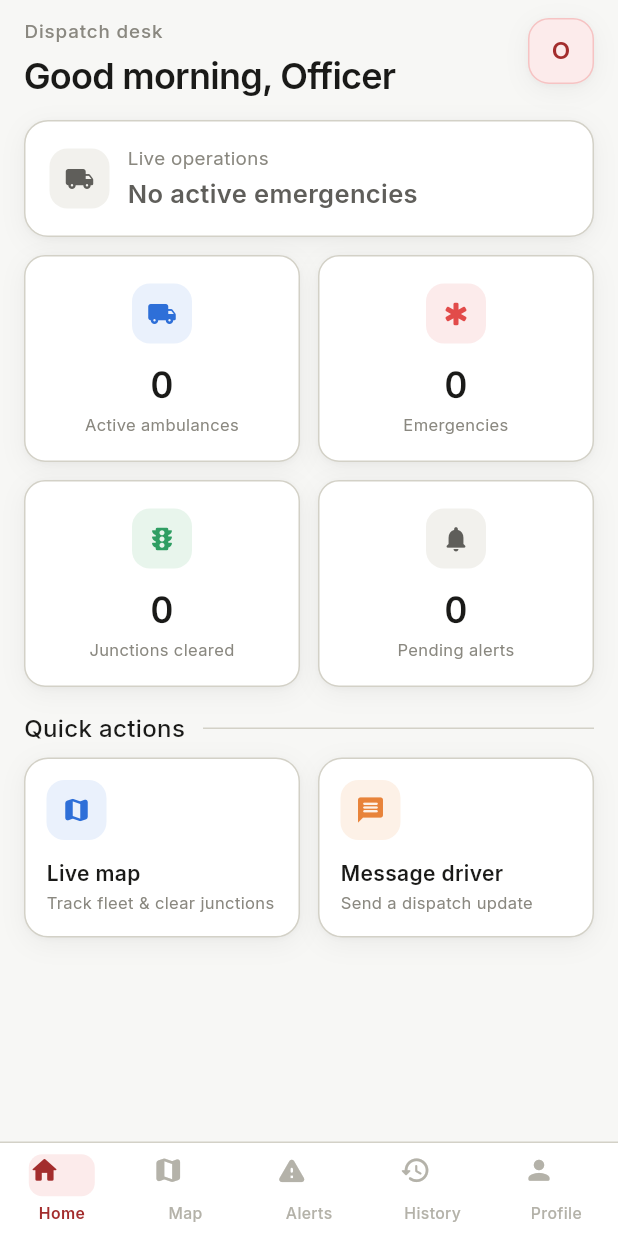
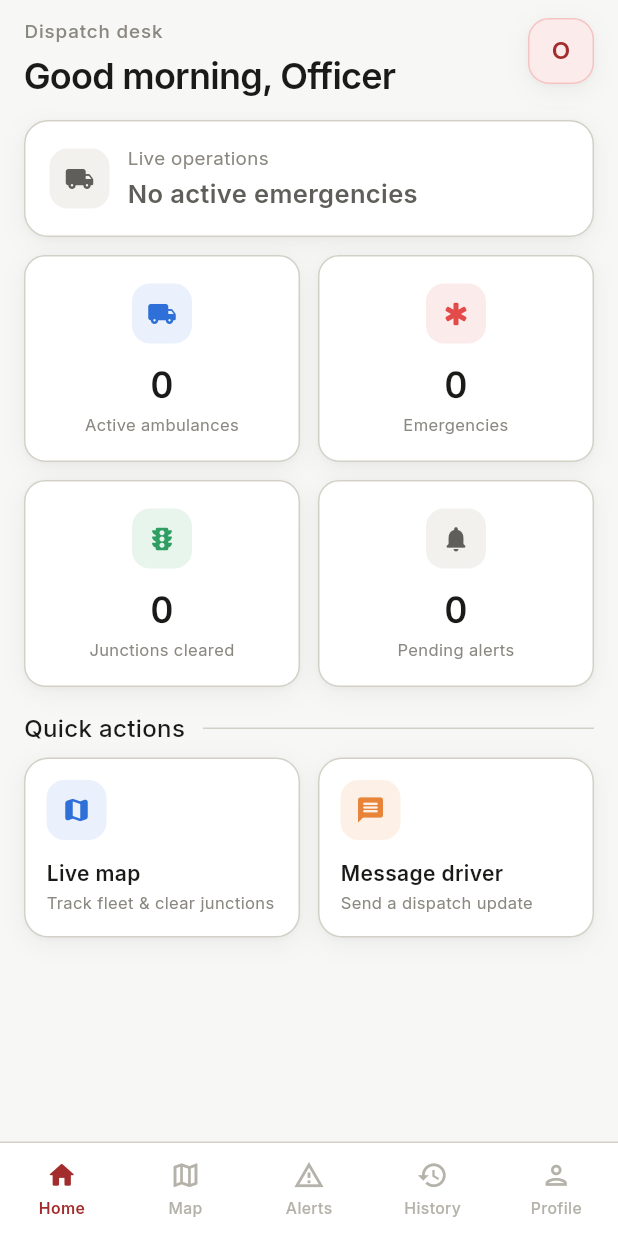
Before and after one commit to Rajaki751/Traffic-Ambulance_Coordination, a Flutter app: the OfficerHomeScreen screen opened by its route, on a phone screen of 412 x 824 dp. Run offline on Flutter 3.47's test engine with Material 3 defaults, Android fonts, the phone set to English and light mode, and no system bars; our stand-ins replace dio, flutter_map, geolocator, go_router, google_fonts, latlong2 and 1 more; accounts and stored records are empty; network calls fail.

Commit message:
fix(mobile): cohesive nav icon system — one family, one fill rule
- all nav icons are Material paired glyphs of the same shape (outlined /
  filled variants), so every tab renders at identical size and stroke:
  home, route/map, notifications/warning, history, person
- Option A applied: outline = inactive, filled = active — the fill change
  carries the active state
- active state now signals with exactly two cues: filled red icon + red
  label (background pill removed from both driver and officer nav)
- officer unread pill reattached to the icon corner now that the chip is
  gone

```diff
--- a/mobile/lib/screens/officer_home_screen.dart
+++ b/mobile/lib/screens/officer_home_screen.dart
@@ -93,28 +93,33 @@ class _OfficerHomeScreenState extends State<OfficerHomeScreen> {
               children: [
                 _navItem(
                   index: 0,
-                  icon: Icons.home_rounded,
+                  icon: Icons.home_outlined,
+                  selectedIcon: Icons.home_rounded,
                   label: 'Home',
                 ),
                 _navItem(
                   index: 1,
-                  icon: Icons.map_rounded,
+                  icon: Icons.map_outlined,
+                  selectedIcon: Icons.map_rounded,
                   label: 'Map',
                 ),
                 _navItem(
                   index: 2,
-                  icon: Icons.warning_rounded,
+                  icon: Icons.warning_amber_outlined,
+                  selectedIcon: Icons.warning_amber_rounded,
                   label: 'Alerts',
                   badgeCount: notifs.unreadCount,
                 ),
                 _navItem(
                   index: 3,
-                  icon: Icons.history_rounded,
+                  icon: Icons.history_outlined,
+                  selectedIcon: Icons.history_rounded,
                   label: 'History',
                 ),
                 _navItem(
                   index: 4,
-                  icon: Icons.person_rounded,
+                  icon: Icons.person_outlined,
+                  selectedIcon: Icons.person_rounded,
                   label: 'Profile',
                 ),
               ],
@@ -128,25 +133,35 @@ class _OfficerHomeScreenState extends State<OfficerHomeScreen> {
   Widget _navItem({
     required int index,
     required IconData icon,
+    required IconData selectedIcon,
     required String label,
     int badgeCount = 0,
   }) {
     final active = _selectedIndex == index;
     final text = GoogleFonts.inter();
-    final glyph = Stack(
+    return Expanded(
+      child: InkWell(
+        onTap: () => setState(() => _selectedIndex = index),
+        borderRadius: BorderRadius.circular(12),
+        hoverColor: kAuthBorder.withValues(alpha: 0.3),
+        child: Column(
+          mainAxisAlignment: MainAxisAlignment.center,
+          children: [
+            Stack(
               clipBehavior: Clip.none,
               children: [
                 Icon(
-          icon,
+                  active ? selectedIcon : icon,
                   size: 21,
                   color: active ? kAuthRedLink : kAuthIcon,
                 ),
                 if (badgeCount > 0)
                   Positioned(
-            right: 2,
-            top: 1,
+                    right: -8,
+                    top: -7,
                     child: Container(
-              padding: const EdgeInsets.symmetric(horizontal: 4, vertical: 1),
+                      padding: const EdgeInsets.symmetric(
+                          horizontal: 4, vertical: 1),
                       decoration: BoxDecoration(
                         color: kAuthRed,
                         borderRadius: BorderRadius.circular(8),
@@ -162,25 +177,6 @@ class _OfficerHomeScreenState extends State<OfficerHomeScreen> {
                     ),
                   ),
               ],
-    );
-    return Expanded(
-      child: InkWell(
-        onTap: () => setState(() => _selectedIndex = index),
-        borderRadius: BorderRadius.circular(12),
-        hoverColor: kAuthBorder.withValues(alpha: 0.3),
-        child: Column(
-          mainAxisAlignment: MainAxisAlignment.center,
-          children: [
-            AnimatedContainer(
-              duration: const Duration(milliseconds: 200),
-              curve: Curves.easeOutCubic,
-              width: 44,
-              height: 28,
-              decoration: BoxDecoration(
-                color: active ? kAuthRedBadgeBg : Colors.transparent,
-                borderRadius: BorderRadius.circular(9),
-              ),
-              child: glyph,
             ),
             const SizedBox(height: 4),
             Text(
```
Also changed, not shown: mobile/lib/screens/driver_home_screen.dart (+13 -18 lines). Lines whose indentation alone changed are shown as unchanged.
